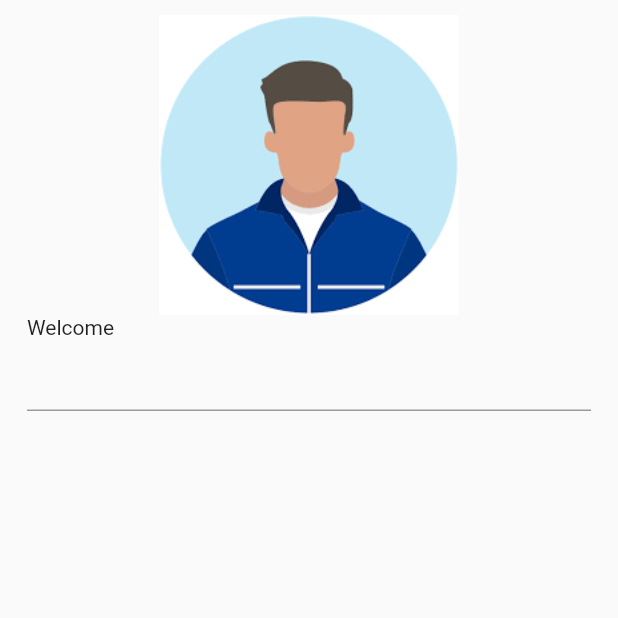
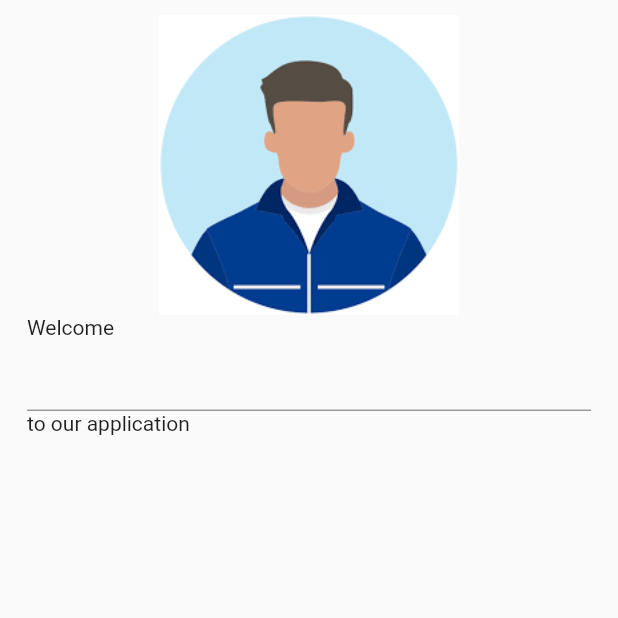
Before and after one commit to Sabujtarafdar/log-in-page, a Flutter app: the screen it shows after launch, on a phone screen of 412 x 824 dp, the top half of it. Run offline on Flutter 3.47's test engine with Material 2 defaults, Android fonts, the phone set to English and light mode, and no system bars.

Commit message:
second try

```diff
--- a/lib/loginpage.dart
+++ b/lib/loginpage.dart
@@ -14,7 +14,7 @@ class LoginPage extends StatelessWidget {
           Image.asset('assets/img/h2.png',height:200),
         Text("Welcome",),
             TextField(),
-
+          Text("to our application")
 
     ],
       ),
```
